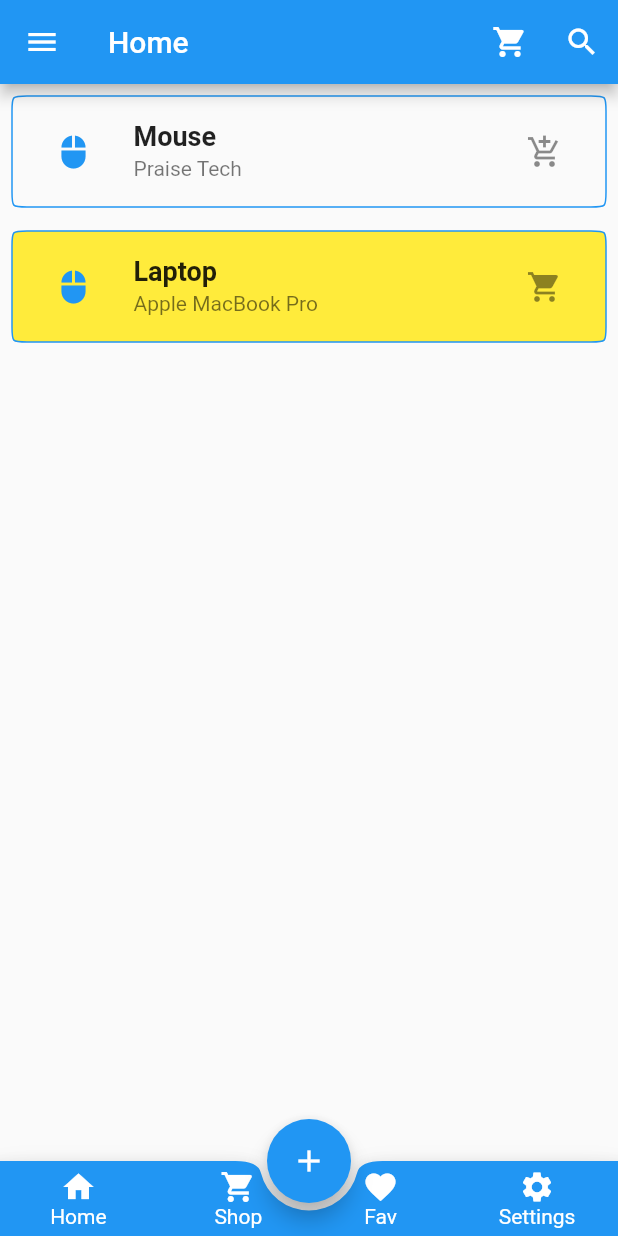
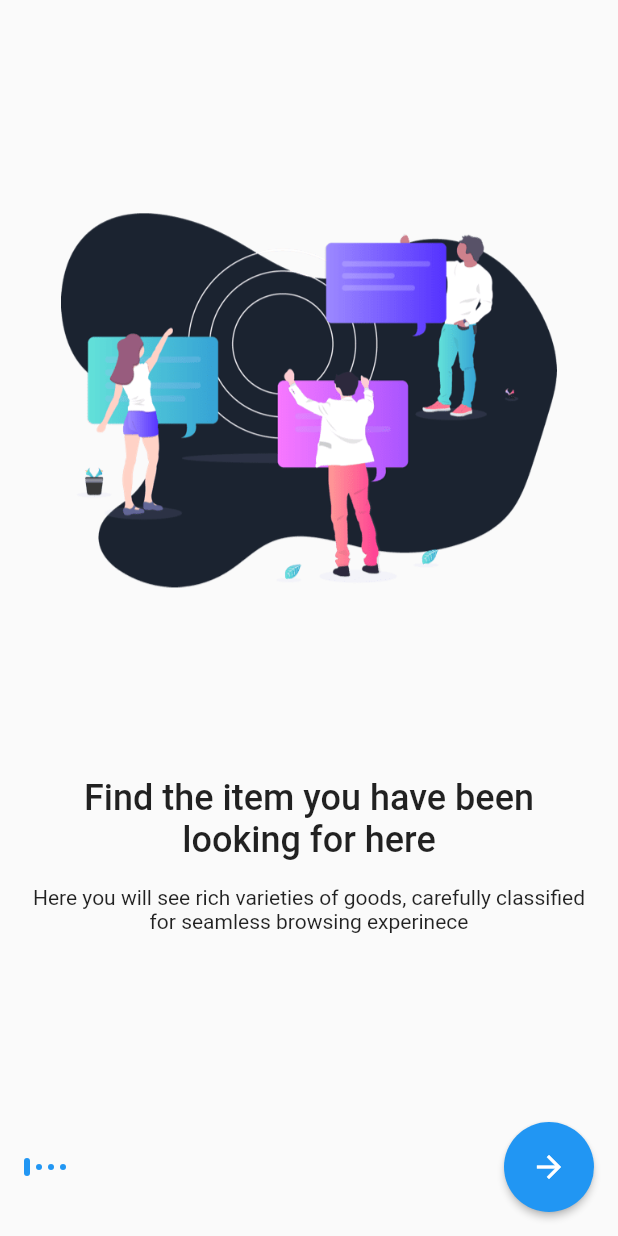
Before and after one commit to oyegbilepraise/learnflutter, a Flutter app: the screen it shows after launch, on a phone screen of 412 x 824 dp. Run offline on Flutter 3.47's test engine with Material 2 defaults, Android fonts, the phone set to English and light mode, and no system bars; our stand-ins replace font_awesome_flutter.

```diff
--- a/lib/main.dart
+++ b/lib/main.dart
@@ -1,4 +1,5 @@
 import 'package:flutter/material.dart';
+import 'package:learnflutter/screens/onboarding_screen.dart';
 import 'screens/Home.dart';
 import 'screens/Dashboard.dart';
 
@@ -14,7 +15,7 @@ class MyApp extends StatelessWidget {
     return MaterialApp(
       title: 'My Flutter App',
       themeMode: ThemeMode.system,
-      home: Home(),
+      home: onBoardingScreen(),
     );
   }
 }
--- a/lib/screens/Home.dart
+++ b/lib/screens/Home.dart
@@ -14,7 +14,8 @@ class Home extends StatelessWidget {
 
   @override
   Widget build(BuildContext context) {
-    return Scaffold(
+    return
+      Scaffold(
         appBar: AppBar(
           title: const Text('Home'),
           actions: [
--- /dev/null
+++ b/lib/screens/onboarding_screen.dart
@@ -0,0 +1,177 @@
+import 'package:flutter/material.dart';
+
+class onBoardingScreen extends StatefulWidget {
+  const onBoardingScreen({Key? key}) : super(key: key);
+
+  @override
+  State<onBoardingScreen> createState() => _onBoardingScreenState();
+}
+
+class _onBoardingScreenState extends State<onBoardingScreen> {
+  late PageController _pageController;
+  int _pageIndex = 0;
+
+  @override
+  void initState() {
+    _pageController = PageController(initialPage: 0);
+    super.initState();
+  }
+
+  @override
+  void dispose() {
+    _pageController.dispose();
+    super.dispose();
+  }
+
+  @override
+  Widget build(BuildContext context) {
+    return Scaffold(
+      body: SafeArea(
+        child: Padding(
+          padding: const EdgeInsets.all(16.0),
+          child: Column(
+            children: [
+              Expanded(
+                child: PageView.builder(
+                  itemCount: demo_data.length,
+                  controller: _pageController,
+                  onPageChanged: (index) {
+                    setState(() {
+                      _pageIndex = index;
+                    });
+                  },
+                  itemBuilder: (context, index) => onboardContent(
+                    image: demo_data[index].image,
+                    title: demo_data[index].title,
+                    description: demo_data[index].description,
+                  ),
+                ),
+              ),
+              Row(
+                children: [
+                  ...List.generate(
+                    demo_data.length,
+                    (index) => Padding(
+                      padding: const EdgeInsets.only(right: 4.0),
+                      child: DotInicator(isActive: index == _pageIndex),
+                    ),
+                  ),
+                  Spacer(),
+                  SizedBox(
+                    height: 60,
+                    width: 60,
+                    child: ElevatedButton(
+                      onPressed: () {
+                        _pageController.nextPage(
+                            duration: const Duration(milliseconds: 300),
+                            curve: Curves.ease);
+                      },
+                      style: ElevatedButton.styleFrom(shape: CircleBorder()),
+                      child: const Icon(Icons.arrow_forward),
+                    ),
+                  ),
+                ],
+              )
+            ],
+          ),
+        ),
+      ),
+    );
+  }
+}
+
+class DotInicator extends StatelessWidget {
+  const DotInicator({Key? key, this.isActive = false}) : super(key: key);
+
+  final bool isActive;
+
+  @override
+  Widget build(BuildContext context) {
+    return Center(
+      child: Container(
+        height: isActive ? 12 : 4,
+        width: 4,
+        decoration: const BoxDecoration(
+          color: Colors.blue,
+          borderRadius: BorderRadius.all(Radius.circular(12)),
+        ),
+      ),
+    );
+  }
+}
+
+class Onboard {
+  final String image, title, description;
+
+  Onboard({
+    required this.image,
+    required this.title,
+    required this.description,
+  });
+}
+
+final List<Onboard> demo_data = [
+  Onboard(
+    image: 'images/illustration.png',
+    title: 'Find the item you have been looking for here',
+    description:
+        'Here you will see rich varieties of goods, carefully classified for seamless browsing experinece',
+  ),
+  Onboard(
+    image: 'images/flower.jpg',
+    title: 'Get those shopping \nbags',
+    description:
+        'Add any item you want to your cart, or save it on your wishlist',
+  ),
+  Onboard(
+    image: 'images/illustration.png',
+    title: 'Get those shopping \nbags',
+    description:
+        'Add any item you want to your cart, or save it on your wishlist',
+  ),
+  Onboard(
+    image: 'images/flower.jpg',
+    title: 'Get those shopping \nbags',
+    description:
+        'Add any item you want to your cart, or save it on your wishlist',
+  ),
+];
+
+class onboardContent extends StatelessWidget {
+  const onboardContent({
+    Key? key,
+    required this.image,
+    required this.title,
+    required this.description,
+  }) : super(key: key);
+
+  final String image, title, description;
+
+  @override
+  Widget build(BuildContext context) {
+    return Column(
+      children: [
+        Spacer(),
+        Image.asset(
+          image,
+          height: 250,
+        ),
+        const Spacer(),
+        Text(
+          title,
+          textAlign: TextAlign.center,
+          style: Theme.of(context)
+              .textTheme
+              .headline5!
+              .copyWith(fontWeight: FontWeight.w500),
+        ),
+        const SizedBox(height: 16),
+        Text(
+          description,
+          textAlign: TextAlign.center,
+        ),
+        const Spacer()
+      ],
+    );
+  }
+}
```
